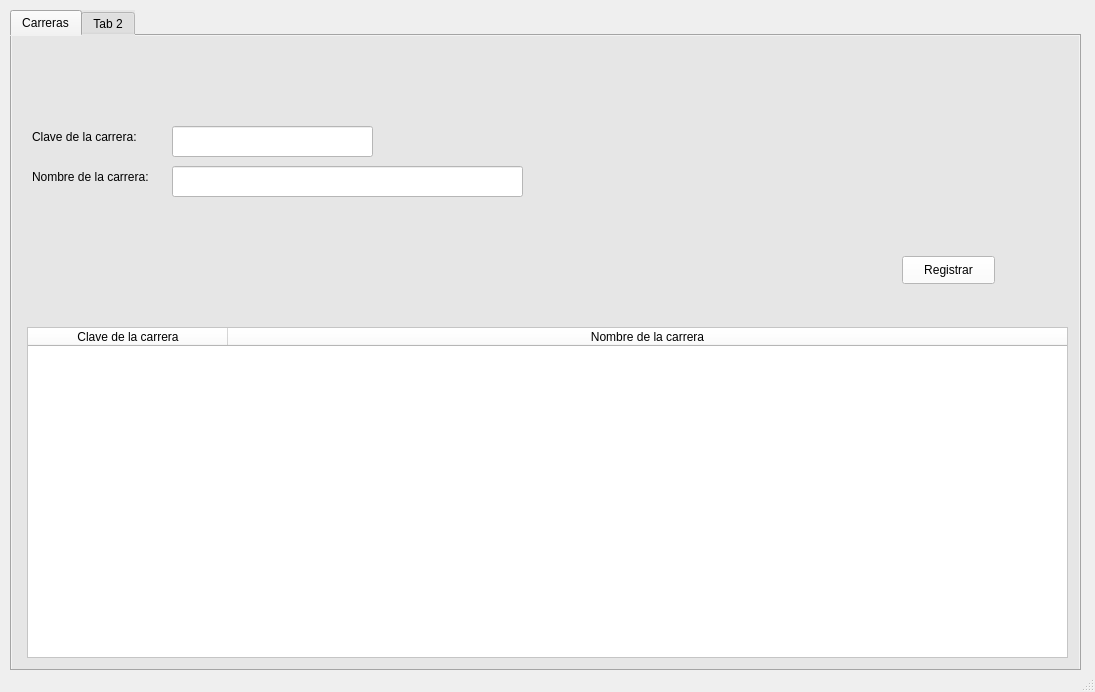
Qt form Examen1/interfaz.ui (Minato97/Examen_1_PA) before a commit.
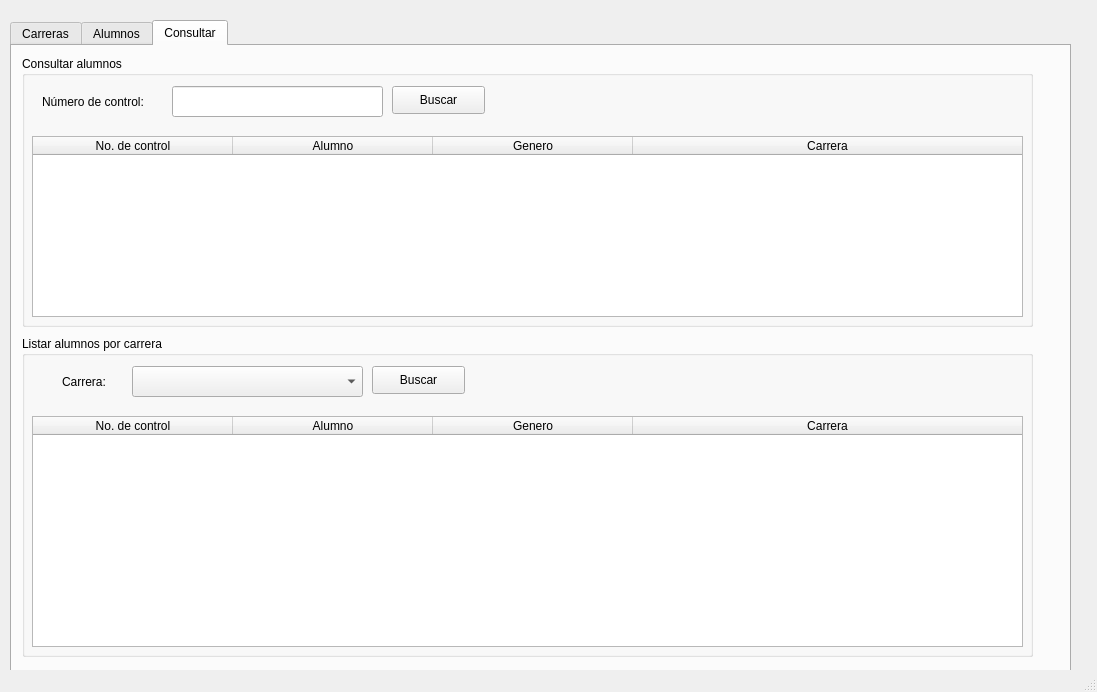
The same form after that commit. The open tabs and pages were chosen to show the change.

Commit message: Ya registra carreras

The edit to the form file:
```diff
--- a/Examen1/interfaz.ui
+++ b/Examen1/interfaz.ui
@@ -6,10 +6,22 @@
    <rect>
     <x>0</x>
     <y>0</y>
-    <width>1095</width>
+    <width>1097</width>
     <height>692</height>
    </rect>
   </property>
+  <property name="minimumSize">
+   <size>
+    <width>1097</width>
+    <height>692</height>
+   </size>
+  </property>
+  <property name="maximumSize">
+   <size>
+    <width>1097</width>
+    <height>692</height>
+   </size>
+  </property>
   <property name="windowTitle">
    <string>MainWindow</string>
   </property>
@@ -18,8 +30,8 @@
     <property name="geometry">
      <rect>
       <x>10</x>
-      <y>10</y>
-      <width>1071</width>
+      <y>20</y>
+      <width>1061</width>
       <height>661</height>
      </rect>
     </property>
@@ -27,7 +39,7 @@
      <string>&lt;html&gt;&lt;head/&gt;&lt;body&gt;&lt;p&gt;&lt;br/&gt;&lt;/p&gt;&lt;/body&gt;&lt;/html&gt;</string>
     </property>
     <property name="styleSheet">
-     <string notr="true">background-color: rgb(230, 230, 230);</string>
+     <string notr="true"/>
     </property>
     <property name="currentIndex">
      <number>0</number>
@@ -89,42 +101,26 @@
 </string>
       </property>
      </widget>
-     <widget class="QPushButton" name="btn_Registrar">
-      <property name="geometry">
-       <rect>
-        <x>890</x>
-        <y>220</y>
-        <width>93</width>
-        <height>28</height>
-       </rect>
-      </property>
-      <property name="styleSheet">
-       <string notr="true">background-color: rgb(255, 255, 255);</string>
-      </property>
-      <property name="text">
-       <string>Registrar</string>
-      </property>
-     </widget>
      <widget class="QTableWidget" name="tableWidget">
       <property name="geometry">
        <rect>
         <x>15</x>
-        <y>291</y>
-        <width>1041</width>
-        <height>331</height>
+        <y>271</y>
+        <width>1021</width>
+        <height>341</height>
        </rect>
       </property>
       <property name="styleSheet">
        <string notr="true">background-color: rgb(255, 255, 255);</string>
       </property>
       <attribute name="horizontalHeaderVisible">
-       <bool>true</bool>
+       <bool>false</bool>
       </attribute>
       <attribute name="horizontalHeaderCascadingSectionResizes">
        <bool>true</bool>
       </attribute>
       <attribute name="horizontalHeaderDefaultSectionSize">
-       <number>200</number>
+       <number>250</number>
       </attribute>
       <attribute name="horizontalHeaderHighlightSections">
        <bool>false</bool>
@@ -146,8 +142,354 @@
     </widget>
     <widget class="QWidget" name="Alumnos">
      <attribute name="title">
-      <string>Tab 2</string>
+      <string>Alumnos</string>
      </attribute>
+     <widget class="QLabel" name="label_3">
+      <property name="geometry">
+       <rect>
+        <x>30</x>
+        <y>60</y>
+        <width>191</width>
+        <height>21</height>
+       </rect>
+      </property>
+      <property name="text">
+       <string>Numero de control del alumno: </string>
+      </property>
+     </widget>
+     <widget class="QLabel" name="label_4">
+      <property name="geometry">
+       <rect>
+        <x>30</x>
+        <y>110</y>
+        <width>131</width>
+        <height>21</height>
+       </rect>
+      </property>
+      <property name="text">
+       <string>Nombre del alumno: </string>
+      </property>
+     </widget>
+     <widget class="QLabel" name="label_5">
+      <property name="geometry">
+       <rect>
+        <x>30</x>
+        <y>160</y>
+        <width>91</width>
+        <height>21</height>
+       </rect>
+      </property>
+      <property name="text">
+       <string>Carrera: </string>
+      </property>
+     </widget>
+     <widget class="QLabel" name="label_6">
+      <property name="geometry">
+       <rect>
+        <x>30</x>
+        <y>210</y>
+        <width>91</width>
+        <height>21</height>
+       </rect>
+      </property>
+      <property name="text">
+       <string>Semestre:</string>
+      </property>
+     </widget>
+     <widget class="QLineEdit" name="A_noControl">
+      <property name="geometry">
+       <rect>
+        <x>240</x>
+        <y>60</y>
+        <width>191</width>
+        <height>31</height>
+       </rect>
+      </property>
+     </widget>
+     <widget class="QLineEdit" name="A_nombreAlumno">
+      <property name="geometry">
+       <rect>
+        <x>180</x>
+        <y>110</y>
+        <width>191</width>
+        <height>31</height>
+       </rect>
+      </property>
+     </widget>
+     <widget class="QComboBox" name="A_carrera">
+      <property name="geometry">
+       <rect>
+        <x>140</x>
+        <y>160</y>
+        <width>191</width>
+        <height>31</height>
+       </rect>
+      </property>
+     </widget>
+     <widget class="QComboBox" name="A_semestre">
+      <property name="geometry">
+       <rect>
+        <x>140</x>
+        <y>210</y>
+        <width>191</width>
+        <height>31</height>
+       </rect>
+      </property>
+      <property name="currentText">
+       <string/>
+      </property>
+     </widget>
+     <widget class="QTableWidget" name="A_tabla">
+      <property name="geometry">
+       <rect>
+        <x>20</x>
+        <y>270</y>
+        <width>1021</width>
+        <height>341</height>
+       </rect>
+      </property>
+      <attribute name="horizontalHeaderCascadingSectionResizes">
+       <bool>false</bool>
+      </attribute>
+      <attribute name="horizontalHeaderDefaultSectionSize">
+       <number>250</number>
+      </attribute>
+      <attribute name="horizontalHeaderHighlightSections">
+       <bool>true</bool>
+      </attribute>
+      <attribute name="horizontalHeaderShowSortIndicator" stdset="0">
+       <bool>false</bool>
+      </attribute>
+      <attribute name="horizontalHeaderStretchLastSection">
+       <bool>true</bool>
+      </attribute>
+      <column>
+       <property name="text">
+        <string>No. de control</string>
+       </property>
+      </column>
+      <column>
+       <property name="text">
+        <string>Alumno</string>
+       </property>
+      </column>
+      <column>
+       <property name="text">
+        <string>Genero</string>
+       </property>
+      </column>
+      <column>
+       <property name="text">
+        <string>Carrera</string>
+       </property>
+      </column>
+     </widget>
+     <widget class="QPushButton" name="A_btnRegistrar">
+      <property name="geometry">
+       <rect>
+        <x>900</x>
+        <y>210</y>
+        <width>121</width>
+        <height>41</height>
+       </rect>
+      </property>
+      <property name="text">
+       <string>Registrar</string>
+      </property>
+     </widget>
+    </widget>
+    <widget class="QWidget" name="tab">
+     <attribute name="title">
+      <string>Consultar</string>
+     </attribute>
+     <widget class="QGroupBox" name="groupBox">
+      <property name="geometry">
+       <rect>
+        <x>10</x>
+        <y>10</y>
+        <width>1011</width>
+        <height>271</height>
+       </rect>
+      </property>
+      <property name="title">
+       <string>Consultar alumnos</string>
+      </property>
+      <widget class="QLabel" name="label_7">
+       <property name="geometry">
+        <rect>
+         <x>20</x>
+         <y>30</y>
+         <width>121</width>
+         <height>31</height>
+        </rect>
+       </property>
+       <property name="text">
+        <string>Número de control: </string>
+       </property>
+      </widget>
+      <widget class="QLineEdit" name="C_numero_Control">
+       <property name="geometry">
+        <rect>
+         <x>150</x>
+         <y>30</y>
+         <width>211</width>
+         <height>31</height>
+        </rect>
+       </property>
+      </widget>
+      <widget class="QPushButton" name="C_btnBuscar_Control">
+       <property name="geometry">
+        <rect>
+         <x>370</x>
+         <y>30</y>
+         <width>93</width>
+         <height>28</height>
+        </rect>
+       </property>
+       <property name="text">
+        <string>Buscar</string>
+       </property>
+      </widget>
+      <widget class="QTableWidget" name="C_tabla_Control">
+       <property name="geometry">
+        <rect>
+         <x>10</x>
+         <y>80</y>
+         <width>991</width>
+         <height>181</height>
+        </rect>
+       </property>
+       <attribute name="horizontalHeaderCascadingSectionResizes">
+        <bool>false</bool>
+       </attribute>
+       <attribute name="horizontalHeaderDefaultSectionSize">
+        <number>200</number>
+       </attribute>
+       <attribute name="horizontalHeaderHighlightSections">
+        <bool>true</bool>
+       </attribute>
+       <attribute name="horizontalHeaderShowSortIndicator" stdset="0">
+        <bool>false</bool>
+       </attribute>
+       <attribute name="horizontalHeaderStretchLastSection">
+        <bool>true</bool>
+       </attribute>
+       <column>
+        <property name="text">
+         <string>No. de control</string>
+        </property>
+       </column>
+       <column>
+        <property name="text">
+         <string>Alumno</string>
+        </property>
+       </column>
+       <column>
+        <property name="text">
+         <string>Genero</string>
+        </property>
+       </column>
+       <column>
+        <property name="text">
+         <string>Carrera</string>
+        </property>
+       </column>
+      </widget>
+     </widget>
+     <widget class="QGroupBox" name="groupBox_2">
+      <property name="geometry">
+       <rect>
+        <x>10</x>
+        <y>290</y>
+        <width>1011</width>
+        <height>321</height>
+       </rect>
+      </property>
+      <property name="title">
+       <string>Listar alumnos por carrera</string>
+      </property>
+      <widget class="QLabel" name="label_8">
+       <property name="geometry">
+        <rect>
+         <x>40</x>
+         <y>30</y>
+         <width>61</width>
+         <height>31</height>
+        </rect>
+       </property>
+       <property name="text">
+        <string>Carrera:</string>
+       </property>
+      </widget>
+      <widget class="QComboBox" name="C_carrera_Carrera">
+       <property name="geometry">
+        <rect>
+         <x>110</x>
+         <y>30</y>
+         <width>231</width>
+         <height>31</height>
+        </rect>
+       </property>
+      </widget>
+      <widget class="QPushButton" name="C_btnBuscar_Carrera">
+       <property name="geometry">
+        <rect>
+         <x>350</x>
+         <y>30</y>
+         <width>93</width>
+         <height>28</height>
+        </rect>
+       </property>
+       <property name="text">
+        <string>Buscar</string>
+       </property>
+      </widget>
+      <widget class="QTableWidget" name="C_tabla_Carrera">
+       <property name="geometry">
+        <rect>
+         <x>10</x>
+         <y>80</y>
+         <width>991</width>
+         <height>231</height>
+        </rect>
+       </property>
+       <attribute name="horizontalHeaderCascadingSectionResizes">
+        <bool>false</bool>
+       </attribute>
+       <attribute name="horizontalHeaderDefaultSectionSize">
+        <number>200</number>
+       </attribute>
+       <attribute name="horizontalHeaderHighlightSections">
+        <bool>true</bool>
+       </attribute>
+       <attribute name="horizontalHeaderShowSortIndicator" stdset="0">
+        <bool>false</bool>
+       </attribute>
+       <attribute name="horizontalHeaderStretchLastSection">
+        <bool>true</bool>
+       </attribute>
+       <column>
+        <property name="text">
+         <string>No. de control</string>
+        </property>
+       </column>
+       <column>
+        <property name="text">
+         <string>Alumno</string>
+        </property>
+       </column>
+       <column>
+        <property name="text">
+         <string>Genero</string>
+        </property>
+       </column>
+       <column>
+        <property name="text">
+         <string>Carrera</string>
+        </property>
+       </column>
+      </widget>
+     </widget>
     </widget>
    </widget>
   </widget>
```
Left out of the diff: 30 changed lines with no effect on the pictures. The commit also changes 7 other files.
